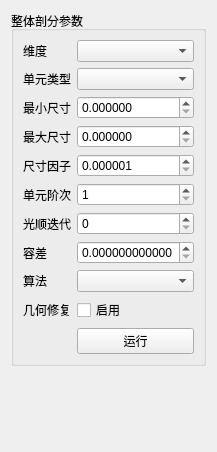
Above: plugins/Base_Mesh/MeshGlobalMeshingWidget.ui from asd977/base_cae before the change. Below: the same form after it.
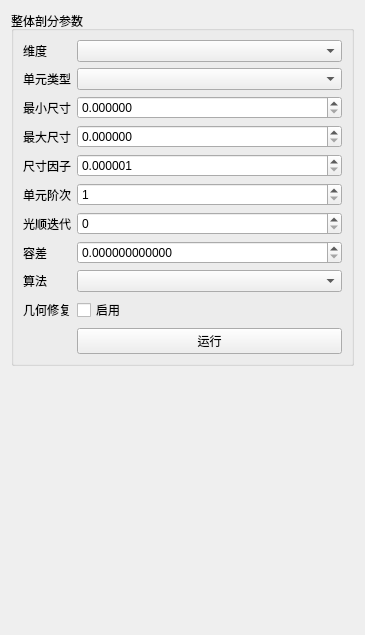
That is the form after the change.

Commit message: 更新代码

What changed in the file:
```diff
--- a/plugins/Base_Mesh/MeshGlobalMeshingWidget.ui
+++ b/plugins/Base_Mesh/MeshGlobalMeshingWidget.ui
@@ -6,8 +6,8 @@
    <rect>
     <x>0</x>
     <y>0</y>
-    <width>178</width>
-    <height>452</height>
+    <width>365</width>
+    <height>635</height>
    </rect>
   </property>
   <property name="windowTitle">
@@ -187,9 +187,6 @@
    </item>
    <item>
     <spacer name="verticalSpacer">
-     <property name="orientation">
-      <enum>Qt::Orientation::Vertical</enum>
-     </property>
      <property name="sizeHint" stdset="0">
       <size>
        <width>20</width>
```
The commit also changes 1 other file.
